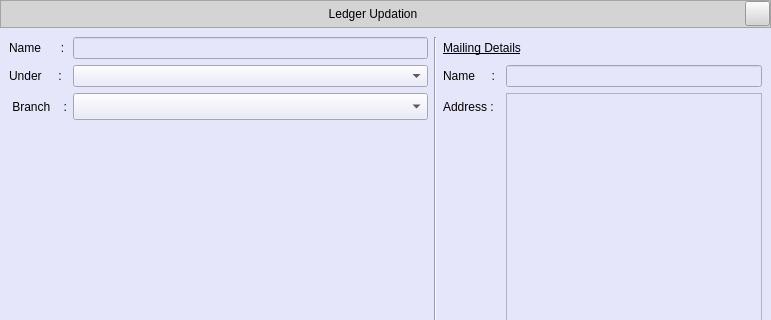
Before: the Qt Designer form Resources/Ui/LedgerUpdate.ui in Darshitjivani/MBAS, drawn with Qt 5; both pictures show x 0 to 771 and y 0 to 320 of the 771 by 671 pixel window.
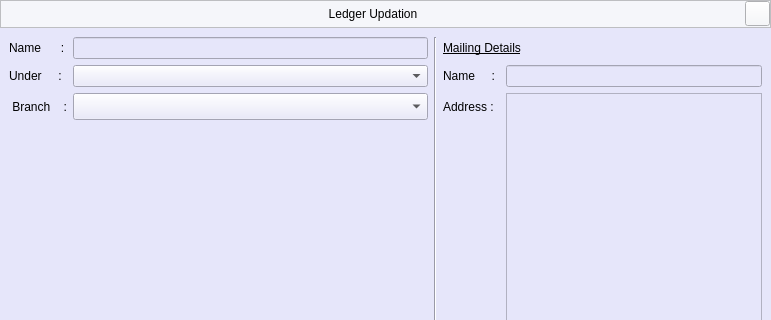
After: the same form once the commit is applied. Icons and pictures are not drawn.

```diff
--- a/Resources/Ui/LedgerUpdate.ui
+++ b/Resources/Ui/LedgerUpdate.ui
@@ -54,8 +54,7 @@
        </size>
       </property>
       <property name="styleSheet">
-       <string notr="true">
-background-color: rgb(212, 212, 212);
+       <string notr="true">background-color:#f5f6fa;
 font: 63 11pt &quot;Segoe UI Semibold&quot;;
 color:#000000</string>
       </property>
```
